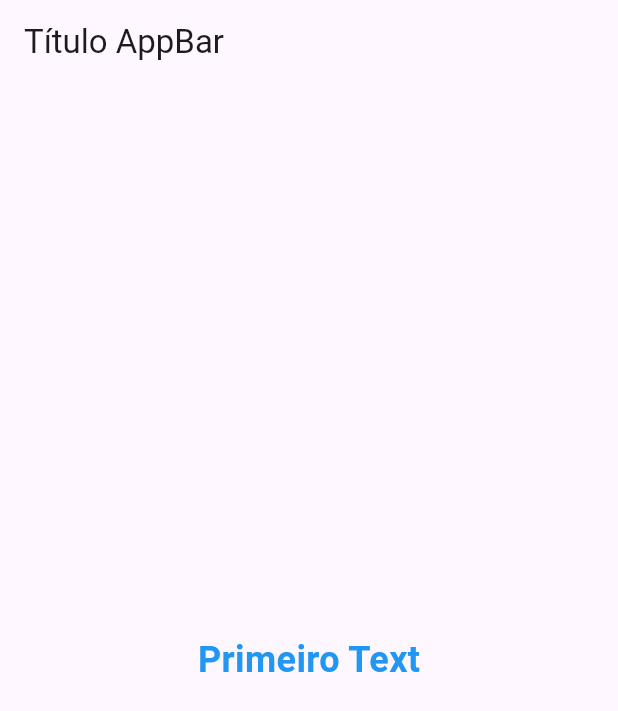
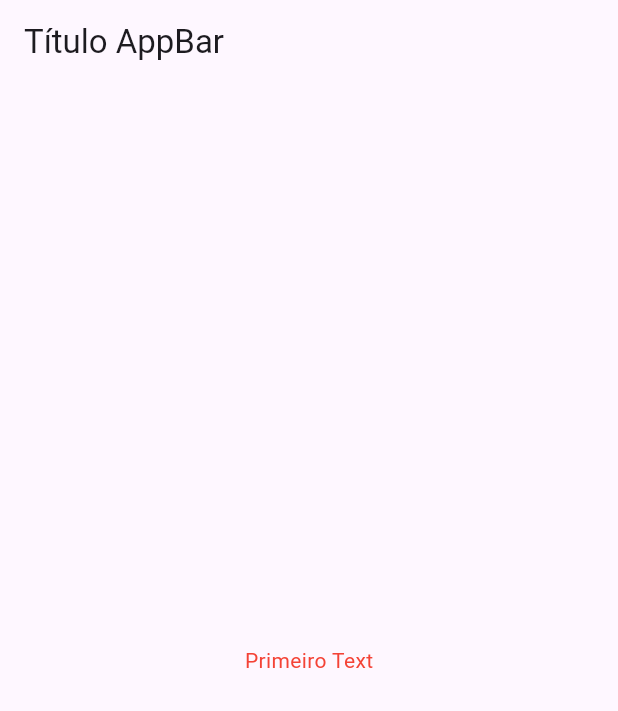
Before and after one commit to JulianoTelles/Flutter_Intro, a Flutter app: the screen it shows after launch, on a phone screen of 412 x 824 dp. Shown: the top 711 px of the screen. Run offline on Flutter 3.47's test engine with Material 3 defaults, Android fonts, the phone set to English and light mode, and no system bars.

Commit message:
Adicionado ThemeData para estilização inicial

```diff
--- /dev/null
+++ b/lib/hello_world/hello_world_screen.dart
@@ -0,0 +1,24 @@
+import 'package:flutter/material.dart';
+
+class HelloWorldScreen extends StatelessWidget {
+  const HelloWorldScreen({super.key});
+
+  @override
+  Widget build(BuildContext context) {
+    return Scaffold(
+      appBar: AppBar(
+        title: Text('Título AppBar'),
+      ),
+      body: Center(
+        child: Text(
+          'Primeiro Text',
+          //style: TextStyle(
+          //   fontSize: 24,
+          //    fontWeight: FontWeight.bold,
+          //    color: Colors.blue,
+          //  ),
+        ),
+      ),
+    );
+  }
+}
--- a/lib/main.dart
+++ b/lib/main.dart
@@ -1,4 +1,5 @@
 import 'package:flutter/material.dart';
+import 'package:flutter_intro/hello_world/hello_world_screen.dart';
 
 void main() {
   runApp(FlutterIntroApp());
@@ -10,21 +11,21 @@ class FlutterIntroApp extends StatelessWidget {
   @override
   Widget build(BuildContext context) {
     return MaterialApp(
-      home: Scaffold(
-        appBar: AppBar(
-          title: Text('Título AppBar'),
-        ),
-        body: Center(
-          child: Text(
-            'Primeiro Text',
-            style: TextStyle(
-              fontSize: 24,
-              fontWeight: FontWeight.bold,
-              color: Colors.blue,
-            ),
+      title: 'Flutter Introdução',
+      theme: ThemeData(
+        textTheme: TextTheme(
+          bodySmall: TextStyle(
+            color: Colors.red,
+          ),
+          bodyLarge: TextStyle(
+            color: Colors.red,
+          ),
+          bodyMedium: TextStyle(
+            color: Colors.red,
           ),
         ),
       ),
+      home: HelloWorldScreen(),
     );
   }
 }
```
